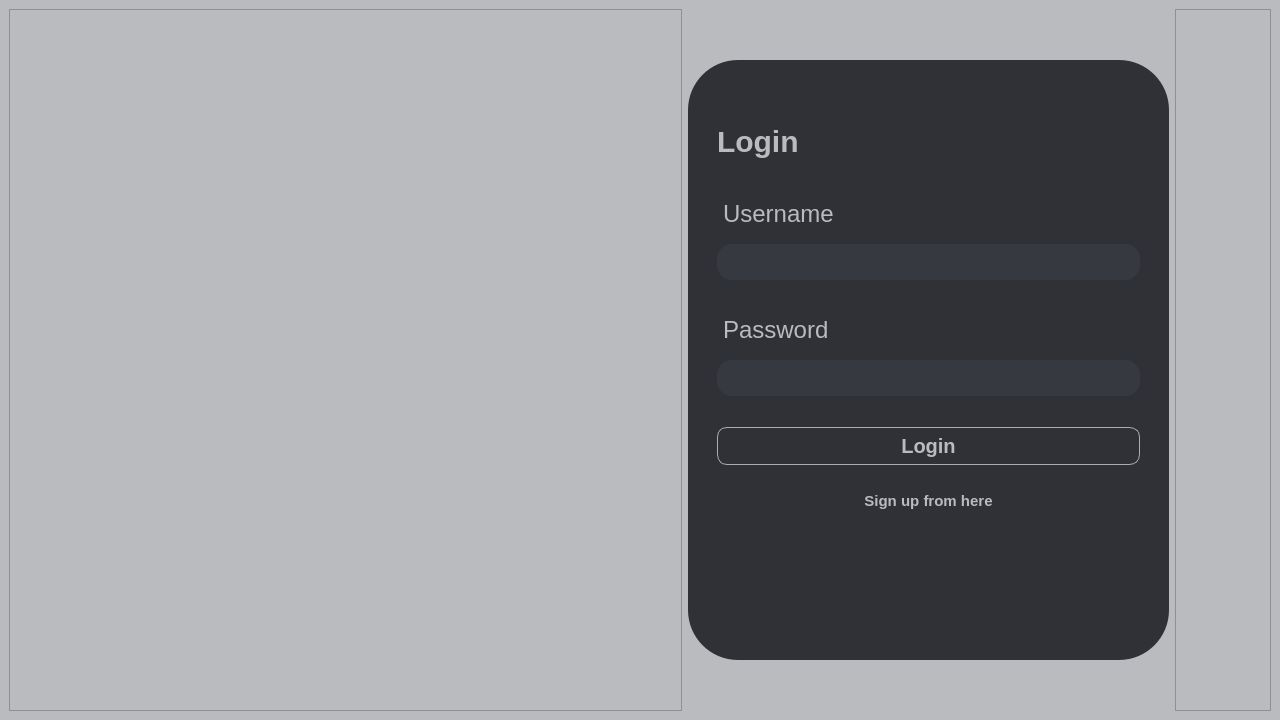
Old version of the form K/login.ui in the repository burr1to/kaizen.
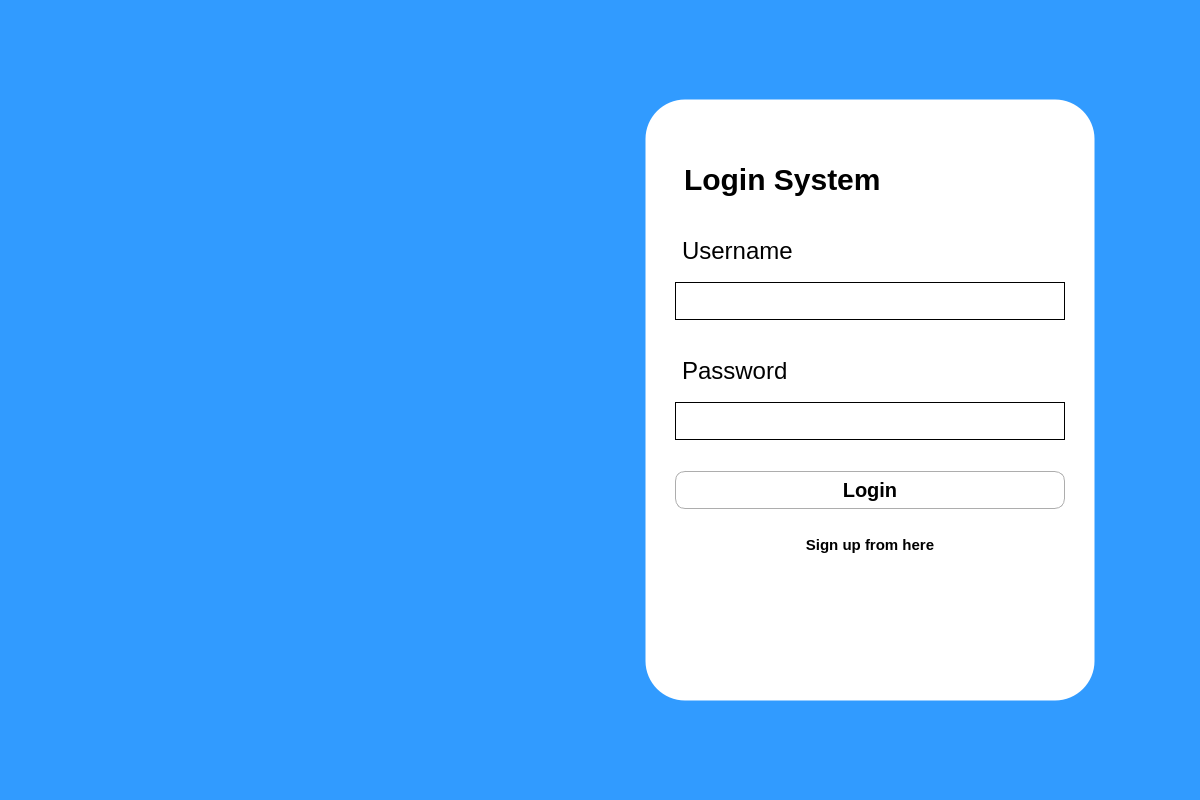
New version of the form. Icons and pictures are not drawn.

What changed in the file:
```diff
--- a/K/login.ui
+++ b/K/login.ui
@@ -6,14 +6,14 @@
    <rect>
     <x>0</x>
     <y>0</y>
-    <width>1280</width>
-    <height>720</height>
+    <width>1200</width>
+    <height>800</height>
    </rect>
   </property>
   <property name="minimumSize">
    <size>
-    <width>1280</width>
-    <height>720</height>
+    <width>0</width>
+    <height>0</height>
    </size>
   </property>
   <property name="baseSize">
@@ -30,7 +30,10 @@
     <normaloff>:/images/src_images/kaizen_square.png</normaloff>:/images/src_images/kaizen_square.png</iconset>
   </property>
   <property name="styleSheet">
-   <string notr="true">background-color: rgb(32, 34, 37);</string>
+   <string notr="true">QFrame{
+border: 1px solid transparent;}
+
+</string>
   </property>
   <widget class="QWidget" name="loginwidget">
    <property name="minimumSize">
@@ -46,7 +49,8 @@
     </size>
    </property>
    <property name="styleSheet">
-    <string notr="true">background-color: rgb(185, 187, 190);</string>
+    <string notr="true">#loginwidget{background-color: rgb(49, 155, 255); }
+</string>
    </property>
    <layout class="QHBoxLayout" name="horizontalLayout">
     <item>
@@ -76,31 +80,28 @@
       </property>
       <property name="maximumSize">
        <size>
-        <width>600</width>
-        <height>600</height>
+        <width>602</width>
+        <height>602</height>
        </size>
       </property>
       <property name="styleSheet">
        <string notr="true">#loginframe{
-background-color: #2f3136;
-border-radius:50px;
+background-color:white;
+border-radius:40px;
 max-width:600px;
 max-height:600px;
 }
 
 #bigtxt{
 font-size:30px;
-color:#b9bbbe;
 font-weight:bold;
 }
 
 #username,#password
 {
-border-radius:15px;
-background:#36393f;
-border:1px;
-border-color:#b9bbbe ;
-color:#b9bbbe;
+border-radius:20px;
+background:white;
+border:1px solid black;
 padding:10px;
 
 margin-bottom:10px;
@@ -111,7 +112,7 @@
 border-radius:10px;
 border:1px solid rgb(173, 173, 173);
 padding:6px;
-color:#b9bbbe;
+color:black;
 margin-top:15px;
 font-size:20px;
 font-weight:bold;
@@ -128,7 +129,7 @@
 #usr,#pswd{
 font-size:24px;
 margin-bottom:10px;
-color:#b9bbbe;
+color:black;
 background:transparent;
 }
 #pswd{
@@ -140,13 +141,13 @@
 padding:20px;
 font-size:15px;
 
-color:#b9bbbe;
+color:black;
 
 }
 
 #textdis{
-margin-bottom:8px;
-color:#b9bbbe;
+margin-bottom:5px;
+color:black;
 
 }
 </string>
@@ -194,11 +195,8 @@
          </item>
          <item>
           <widget class="QLabel" name="bigtxt">
-           <property name="styleSheet">
-            <string notr="true">background-color: rgb(47, 49, 54);</string>
-           </property>
            <property name="text">
-            <string>Login</string>
+            <string>Login System</string>
            </property>
           </widget>
          </item>
@@ -259,7 +257,7 @@
             </font>
            </property>
            <property name="styleSheet">
-            <string notr="true">background-color: rgb(47, 49, 54);</string>
+            <string notr="true"/>
            </property>
            <property name="text">
             <string>Sign up from here</string>
@@ -282,11 +280,8 @@
            </property>
           </spacer>
          </item>
-         <item>
+         <item alignment="Qt::AlignHCenter">
           <widget class="QLabel" name="textdis">
-           <property name="styleSheet">
-            <string notr="true">background-color: rgb(47, 49, 54);</string>
-           </property>
            <property name="text">
             <string/>
            </property>
```
Left out of the diff: 14 changed lines with no effect on the pictures.
